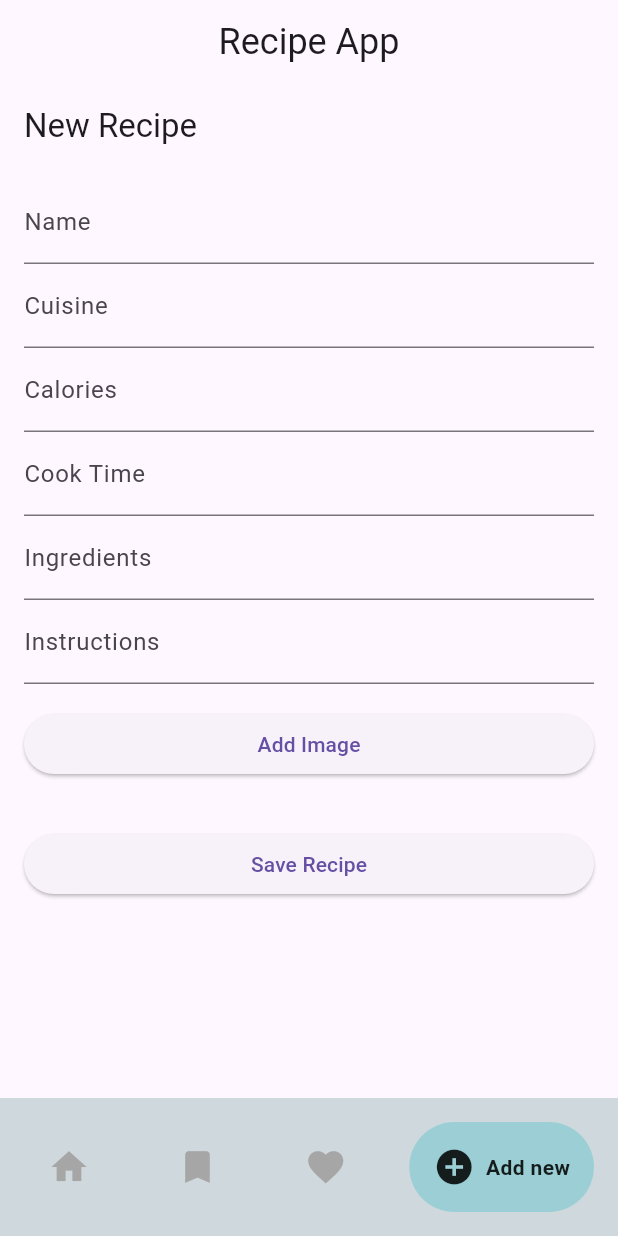
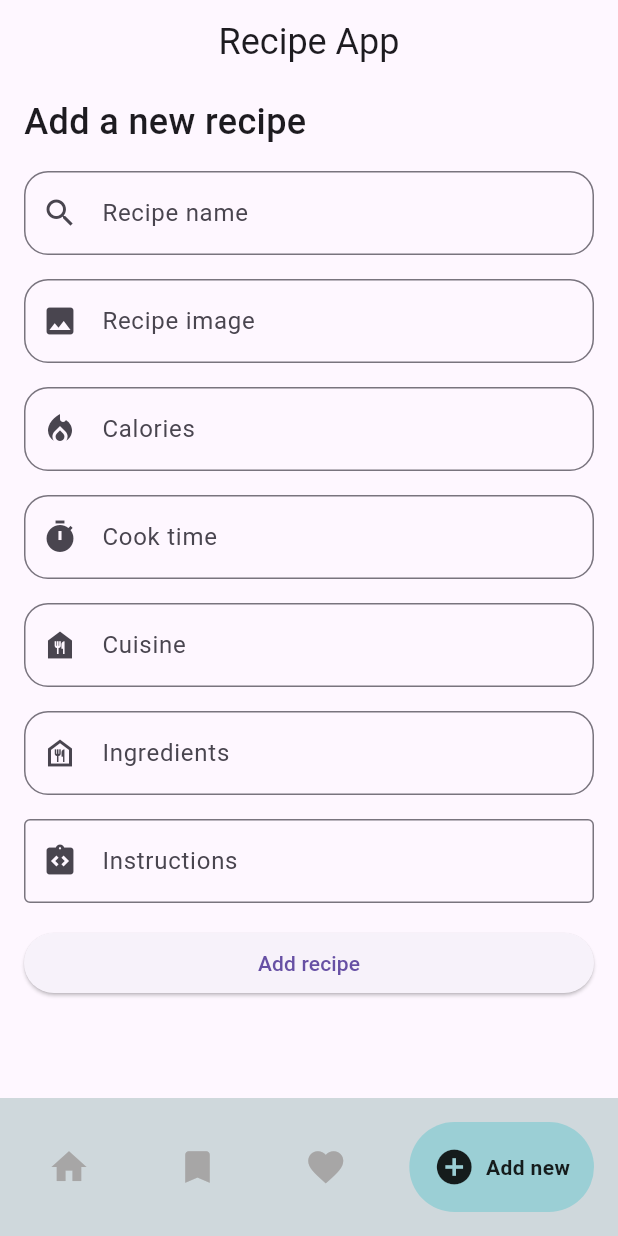
Before and after one commit to piyushchugeja/recipe_app, a Flutter app: the screen it shows after launch, item 4 of the bottom bar chosen, on a phone screen of 412 x 824 dp. Run offline on Flutter 3.47's test engine with Material 3 defaults, Android fonts, the phone set to English and light mode, and no system bars; drawn by our look-alikes of google_nav_bar; our stand-ins replace flutter_riverpod.

Commit message:
Update new_recipe.dart

```diff
--- a/lib/new_recipe.dart
+++ b/lib/new_recipe.dart
@@ -1,176 +1,143 @@
-import 'dart:io';
 import 'package:flutter/material.dart';
-import 'package:image_picker/image_picker.dart';
 
-class NewRecipe extends StatefulWidget {
+class NewRecipe extends StatelessWidget {
   const NewRecipe({Key? key}) : super(key: key);
-  @override
-  _NewRecipeState createState() => _NewRecipeState();
-}
-
-class _NewRecipeState extends State<NewRecipe> {
-  final _formKey = GlobalKey<FormState>();
-  final _imagePicker = ImagePicker();
-  late TextEditingController _nameController;
-  late TextEditingController _cuisineController;
-  late TextEditingController _caloriesController;
-  late TextEditingController _cookTimeController;
-  late TextEditingController _ingredientsController;
-  late TextEditingController _instructionsController;
-  XFile? _imageFile;
-
-  @override
-  void initState() {
-    super.initState();
-    _nameController = TextEditingController();
-    _cuisineController = TextEditingController();
-    _caloriesController = TextEditingController();
-    _cookTimeController = TextEditingController();
-    _ingredientsController = TextEditingController();
-    _instructionsController = TextEditingController();
-  }
-
-  @override
-  void dispose() {
-    _nameController.dispose();
-    _cuisineController.dispose();
-    _caloriesController.dispose();
-    _cookTimeController.dispose();
-    _ingredientsController.dispose();
-    _instructionsController.dispose();
-    super.dispose();
-  }
-
-  Future<void> _pickImage() async {
-    final pickedImage =
-        await _imagePicker.pickImage(source: ImageSource.gallery);
-    setState(() {
-      _imageFile = pickedImage;
-    });
-  }
-
-  void _saveRecipe() {
-    if (_formKey.currentState!.validate()) {
-      // show a toast with all recipe details
-      ScaffoldMessenger.of(context).showSnackBar(
-        SnackBar(
-          content: Text(
-            'Name: ${_nameController.text}\n'
-            'Cuisine: ${_cuisineController.text}\n'
-            'Calories: ${_caloriesController.text}\n'
-            'Cook Time: ${_cookTimeController.text}\n'
-            'Ingredients: ${_ingredientsController.text}\n'
-            'Instructions: ${_instructionsController.text}\n',
-          ),
-        ),
-      );
-    }
-  }
 
   @override
   Widget build(BuildContext context) {
-    return Scaffold(
-      appBar: AppBar(
-        title: Text('New Recipe'),
-      ),
-      body: Padding(
-        padding: const EdgeInsets.only(left: 16, right: 16, bottom: 16, top: 8),
-        child: Form(
-          key: _formKey,
-          child: ListView(
-            children: <Widget>[
-              TextFormField(
-                controller: _nameController,
-                decoration: const InputDecoration(
-                  labelText: 'Name',
+    return Padding(
+      padding: const EdgeInsets.only(left: 16, right: 16, bottom: 16, top: 8),
+      // create a form asking for a anew recipe which user wants to add
+      // form should also ask for image of the recipe
+      child: ListView(
+        children: [
+          const Text(
+            "Add a new recipe",
+            style: TextStyle(
+              fontSize: 24,
+              fontWeight: FontWeight.w500,
+            ),
+          ),
+          const SizedBox(height: 16),
+          const TextField(
+            decoration: InputDecoration(
+              labelText: "Recipe name",
+              prefixIcon: Icon(Icons.search),
+              border: OutlineInputBorder(
+                borderRadius: BorderRadius.all(
+                  Radius.circular(16),
                 ),
-                validator: (value) {
-                  if (value == null || value.isEmpty) {
-                    return 'Please enter a name';
-                  }
-                  return null;
-                },
               ),
-              TextFormField(
-                controller: _cuisineController,
-                decoration: const InputDecoration(
-                  labelText: 'Cuisine',
+              focusedBorder: OutlineInputBorder(
+                borderRadius: BorderRadius.all(
+                  Radius.circular(16),
                 ),
-                validator: (value) {
-                  if (value == null || value.isEmpty) {
-                    return 'Please enter a cuisine';
-                  }
-                  return null;
-                },
               ),
-              TextFormField(
-                controller: _caloriesController,
-                decoration: const InputDecoration(
-                  labelText: 'Calories',
+            ),
+          ),
+          const SizedBox(height: 16),
+          const TextField(
+            decoration: InputDecoration(
+              labelText: "Recipe image",
+              prefixIcon: Icon(Icons.image),
+              border: OutlineInputBorder(
+                borderRadius: BorderRadius.all(
+                  Radius.circular(16),
                 ),
-                validator: (value) {
-                  if (value == null || value.isEmpty) {
-                    return 'Please enter calories';
-                  }
-                  return null;
-                },
               ),
-              TextFormField(
-                controller: _cookTimeController,
-                decoration: const InputDecoration(
-                  labelText: 'Cook Time',
+              focusedBorder: OutlineInputBorder(
+                borderRadius: BorderRadius.all(
+                  Radius.circular(16),
                 ),
-                validator: (value) {
-                  if (value == null || value.isEmpty) {
-                    return 'Please enter cook time';
-                  }
-                  return null;
-                },
               ),
-              TextFormField(
-                controller: _ingredientsController,
-                decoration: const InputDecoration(
-                  labelText: 'Ingredients',
+            ),
+          ),
+          const SizedBox(height: 16),
+          const TextField(
+            decoration: InputDecoration(
+              labelText: "Calories",
+              prefixIcon: Icon(Icons.local_fire_department),
+              border: OutlineInputBorder(
+                borderRadius: BorderRadius.all(
+                  Radius.circular(16),
                 ),
-                validator: (value) {
-                  if (value == null || value.isEmpty) {
-                    return 'Please enter ingredients';
-                  }
-                  return null;
-                },
               ),
-              TextFormField(
-                controller: _instructionsController,
-                decoration: const InputDecoration(
-                  labelText: 'Instructions',
+              focusedBorder: OutlineInputBorder(
+                borderRadius: BorderRadius.all(
+                  Radius.circular(16),
                 ),
-                validator: (value) {
-                  if (value == null || value.isEmpty) {
-                    return 'Please enter instructions';
-                  }
-                  return null;
-                },
               ),
-              const SizedBox(height: 16),
-              ElevatedButton(
-                onPressed: _pickImage,
-                child: const Text('Add Image'),
+            ),
+          ),
+          const SizedBox(height: 16),
+          const TextField(
+            decoration: InputDecoration(
+              labelText: "Cook time",
+              prefixIcon: Icon(Icons.timer),
+              border: OutlineInputBorder(
+                borderRadius: BorderRadius.all(
+                  Radius.circular(16),
+                ),
               ),
-              const SizedBox(height: 16),
-              if (_imageFile != null)
-                Image.file(
-                  File(_imageFile!.path),
-                  fit: BoxFit.cover,
-                  height: 200,
+              focusedBorder: OutlineInputBorder(
+                borderRadius: BorderRadius.all(
+                  Radius.circular(16),
                 ),
-              const SizedBox(height: 16),
-              ElevatedButton(
-                onPressed: _saveRecipe,
-                child: const Text('Save Recipe'),
               ),
-            ],
+            ),
           ),
-        ),
+          const SizedBox(height: 16),
+          const TextField(
+            decoration: InputDecoration(
+              labelText: "Cuisine",
+              prefixIcon: Icon(Icons.food_bank),
+              border: OutlineInputBorder(
+                borderRadius: BorderRadius.all(
+                  Radius.circular(16),
+                ),
+              ),
+              focusedBorder: OutlineInputBorder(
+                borderRadius: BorderRadius.all(
+                  Radius.circular(16),
+                ),
+              ),
+            ),
+          ),
+          const SizedBox(height: 16),
+          const TextField(
+            decoration: InputDecoration(
+              labelText: "Ingredients",
+              prefixIcon: Icon(Icons.food_bank_outlined),
+              border: OutlineInputBorder(
+                borderRadius: BorderRadius.all(
+                  Radius.circular(16),
+                ),
+              ),
+              focusedBorder: OutlineInputBorder(
+                borderRadius: BorderRadius.all(
+                  Radius.circular(16),
+                ),
+              ),
+            ),
+          ),
+          const SizedBox(height: 16),
+          const TextField(
+            minLines: 1,
+            maxLines: 5,
+            decoration: InputDecoration(
+              labelText: "Instructions",
+              prefixIcon: Icon(Icons.integration_instructions),
+              border: OutlineInputBorder(),
+            ),
+          ),
+          const SizedBox(height: 16),
+          ElevatedButton(
+            onPressed: () {
+              // add the recipe to the database
+            },
+            child: const Text("Add recipe"),
+          ),
+        ],
       ),
     );
   }
```
